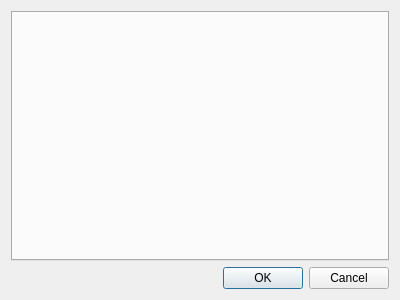
This is src/librssguard/services/abstract/gui/formaccountdetails.ui in martinrotter/rssguard as Qt 5 draws it before an edit. The edited form follows.
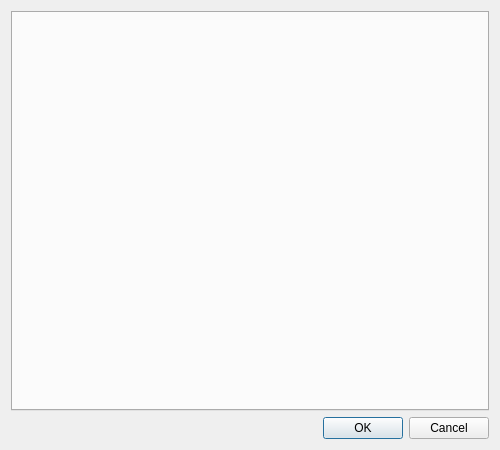
This is the edited form.

The edit to the form file:
```diff
--- a/src/librssguard/services/abstract/gui/formaccountdetails.ui
+++ b/src/librssguard/services/abstract/gui/formaccountdetails.ui
@@ -6,8 +6,8 @@
    <rect>
     <x>0</x>
     <y>0</y>
-    <width>400</width>
-    <height>300</height>
+    <width>500</width>
+    <height>450</height>
    </rect>
   </property>
   <layout class="QFormLayout" name="formLayout_2">
```
